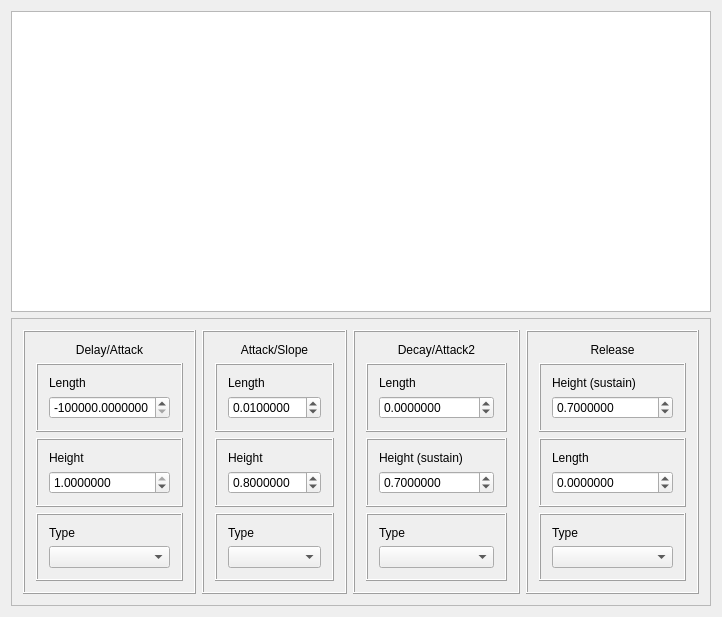
The window that sources/interface/AdsrDialog.ui (linuxmao-org/Frontieres) describes before a commit, drawn with Qt 5.
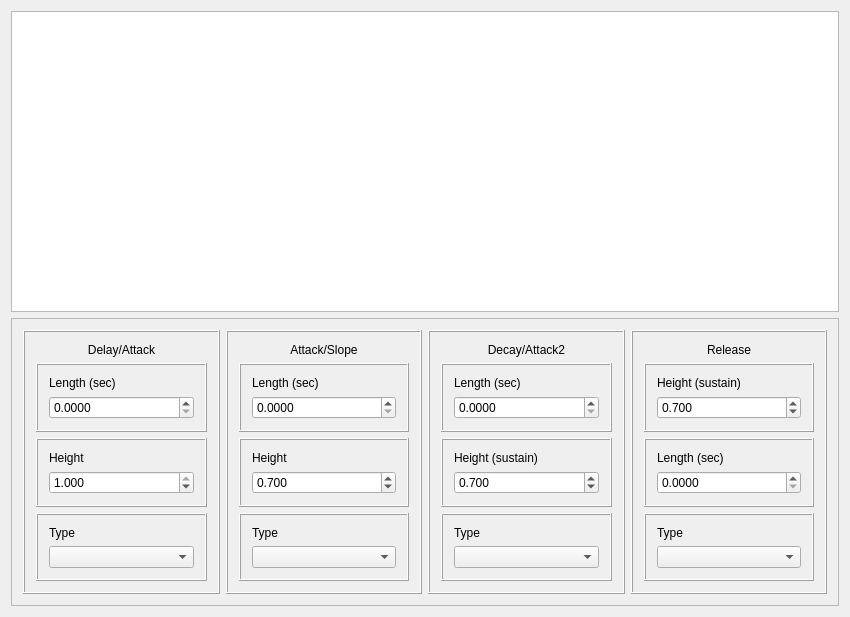
The same window after the commit.

Diff of the .ui file:
```diff
--- a/sources/interface/AdsrDialog.ui
+++ b/sources/interface/AdsrDialog.ui
@@ -6,7 +6,7 @@
    <rect>
     <x>0</x>
     <y>0</y>
-    <width>722</width>
+    <width>850</width>
     <height>617</height>
    </rect>
   </property>
@@ -25,8 +25,248 @@
      <property name="frameShadow">
       <enum>QFrame::Raised</enum>
      </property>
-     <layout class="QHBoxLayout" name="horizontalLayout">
-      <item>
+     <layout class="QGridLayout" name="gridLayout">
+      <item row="1" column="2">
+       <widget class="QFrame" name="frame_param_2">
+        <property name="frameShape">
+         <enum>QFrame::Box</enum>
+        </property>
+        <property name="frameShadow">
+         <enum>QFrame::Raised</enum>
+        </property>
+        <layout class="QVBoxLayout" name="verticalLayout_25">
+         <item>
+          <widget class="QLabel" name="label_Param_2">
+           <property name="text">
+            <string>Attack/Slope</string>
+           </property>
+           <property name="alignment">
+            <set>Qt::AlignCenter</set>
+           </property>
+          </widget>
+         </item>
+         <item>
+          <widget class="QFrame" name="frame_r_2">
+           <property name="frameShape">
+            <enum>QFrame::Box</enum>
+           </property>
+           <property name="frameShadow">
+            <enum>QFrame::Raised</enum>
+           </property>
+           <layout class="QVBoxLayout" name="verticalLayout_26">
+            <item>
+             <widget class="QLabel" name="label_r_2">
+              <property name="text">
+               <string>Length (sec)</string>
+              </property>
+             </widget>
+            </item>
+            <item>
+             <widget class="QDoubleSpinBox" name="doubleSpinBox_r_2">
+              <property name="decimals">
+               <number>4</number>
+              </property>
+              <property name="minimum">
+               <double>0.000000000000000</double>
+              </property>
+              <property name="maximum">
+               <double>100000.000000000000000</double>
+              </property>
+              <property name="singleStep">
+               <double>0.000100000000000</double>
+              </property>
+              <property name="value">
+               <double>0.000000000000000</double>
+              </property>
+             </widget>
+            </item>
+           </layout>
+          </widget>
+         </item>
+         <item>
+          <widget class="QFrame" name="frame_l_2">
+           <property name="frameShape">
+            <enum>QFrame::Box</enum>
+           </property>
+           <property name="frameShadow">
+            <enum>QFrame::Raised</enum>
+           </property>
+           <layout class="QVBoxLayout" name="verticalLayout_27">
+            <item>
+             <widget class="QLabel" name="label_l_2">
+              <property name="text">
+               <string>Height</string>
+              </property>
+             </widget>
+            </item>
+            <item>
+             <widget class="QDoubleSpinBox" name="doubleSpinBox_l_2">
+              <property name="decimals">
+               <number>3</number>
+              </property>
+              <property name="minimum">
+               <double>0.001000000000000</double>
+              </property>
+              <property name="maximum">
+               <double>1.000000000000000</double>
+              </property>
+              <property name="singleStep">
+               <double>0.001000000000000</double>
+              </property>
+              <property name="value">
+               <double>0.700000000000000</double>
+              </property>
+             </widget>
+            </item>
+           </layout>
+          </widget>
+         </item>
+         <item>
+          <widget class="QFrame" name="frame_t_2">
+           <property name="frameShape">
+            <enum>QFrame::Box</enum>
+           </property>
+           <property name="frameShadow">
+            <enum>QFrame::Raised</enum>
+           </property>
+           <layout class="QVBoxLayout" name="verticalLayout_28">
+            <item>
+             <widget class="QLabel" name="label_t_5">
+              <property name="text">
+               <string>Type</string>
+              </property>
+             </widget>
+            </item>
+            <item>
+             <widget class="QComboBox" name="comboBox_t_2"/>
+            </item>
+           </layout>
+          </widget>
+         </item>
+        </layout>
+       </widget>
+      </item>
+      <item row="1" column="4">
+       <widget class="QFrame" name="frame_param_4">
+        <property name="frameShape">
+         <enum>QFrame::Box</enum>
+        </property>
+        <property name="frameShadow">
+         <enum>QFrame::Raised</enum>
+        </property>
+        <layout class="QVBoxLayout" name="verticalLayout_17">
+         <item>
+          <widget class="QLabel" name="label_Param_4">
+           <property name="text">
+            <string>Release</string>
+           </property>
+           <property name="alignment">
+            <set>Qt::AlignCenter</set>
+           </property>
+          </widget>
+         </item>
+         <item>
+          <widget class="QFrame" name="frame_l_4">
+           <property name="frameShape">
+            <enum>QFrame::Box</enum>
+           </property>
+           <property name="frameShadow">
+            <enum>QFrame::Raised</enum>
+           </property>
+           <layout class="QVBoxLayout" name="verticalLayout_18">
+            <item>
+             <widget class="QLabel" name="label_l_4">
+              <property name="text">
+               <string>Height (sustain)</string>
+              </property>
+             </widget>
+            </item>
+            <item>
+             <widget class="QDoubleSpinBox" name="doubleSpinBox_l_4">
+              <property name="decimals">
+               <number>3</number>
+              </property>
+              <property name="minimum">
+               <double>0.001000000000000</double>
+              </property>
+              <property name="maximum">
+               <double>1.000000000000000</double>
+              </property>
+              <property name="singleStep">
+               <double>0.001000000000000</double>
+              </property>
+              <property name="value">
+               <double>0.700000000000000</double>
+              </property>
+             </widget>
+            </item>
+           </layout>
+          </widget>
+         </item>
+         <item>
+          <widget class="QFrame" name="frame_r_4">
+           <property name="frameShape">
+            <enum>QFrame::Box</enum>
+           </property>
+           <property name="frameShadow">
+            <enum>QFrame::Raised</enum>
+           </property>
+           <layout class="QVBoxLayout" name="verticalLayout_19">
+            <item>
+             <widget class="QLabel" name="label_r_4">
+              <property name="text">
+               <string>Length (sec)</string>
+              </property>
+             </widget>
+            </item>
+            <item>
+             <widget class="QDoubleSpinBox" name="doubleSpinBox_r_4">
+              <property name="decimals">
+               <number>4</number>
+              </property>
+              <property name="minimum">
+               <double>0.000000000000000</double>
+              </property>
+              <property name="maximum">
+               <double>100000.000000000000000</double>
+              </property>
+              <property name="singleStep">
+               <double>0.000100000000000</double>
+              </property>
+              <property name="value">
+               <double>0.000000000000000</double>
+              </property>
+             </widget>
+            </item>
+           </layout>
+          </widget>
+         </item>
+         <item>
+          <widget class="QFrame" name="frame_t_4">
+           <property name="frameShape">
+            <enum>QFrame::Box</enum>
+           </property>
+           <property name="frameShadow">
+            <enum>QFrame::Raised</enum>
+           </property>
+           <layout class="QVBoxLayout" name="verticalLayout_20">
+            <item>
+             <widget class="QLabel" name="label_t_4">
+              <property name="text">
+               <string>Type</string>
+              </property>
+             </widget>
+            </item>
+            <item>
+             <widget class="QComboBox" name="comboBox_t_4"/>
+            </item>
+           </layout>
+          </widget>
+         </item>
+        </layout>
+       </widget>
+      </item>
+      <item row="1" column="1">
        <widget class="QFrame" name="frame_param_1">
         <property name="frameShape">
          <enum>QFrame::Box</enum>
@@ -57,26 +297,26 @@
             <item>
              <widget class="QLabel" name="label_r_1">
               <property name="text">
-               <string>Length</string>
+               <string>Length (sec)</string>
               </property>
              </widget>
             </item>
             <item>
              <widget class="QDoubleSpinBox" name="doubleSpinBox_r_1">
               <property name="decimals">
-               <number>7</number>
+               <number>4</number>
               </property>
               <property name="minimum">
-               <double>-100000.000000000000000</double>
+               <double>0.000000000000000</double>
               </property>
               <property name="maximum">
-               <double>10000.000000000000000</double>
+               <double>100000.000000000000000</double>
               </property>
               <property name="singleStep">
                <double>0.000001000000000</double>
               </property>
               <property name="value">
-               <double>-100000.000000000000000</double>
+               <double>0.000000000000000</double>
               </property>
              </widget>
             </item>
@@ -102,10 +342,10 @@
             <item>
              <widget class="QDoubleSpinBox" name="doubleSpinBox_l_1">
               <property name="decimals">
-               <number>7</number>
+               <number>3</number>
               </property>
               <property name="minimum">
-               <double>0.000001000000000</double>
+               <double>0.001000000000000</double>
               </property>
               <property name="maximum">
                <double>1.000000000000000</double>
@@ -146,124 +386,7 @@
         </layout>
        </widget>
       </item>
-      <item>
-       <widget class="QFrame" name="frame_param_2">
-        <property name="frameShape">
-         <enum>QFrame::Box</enum>
-        </property>
-        <property name="frameShadow">
-         <enum>QFrame::Raised</enum>
-        </property>
-        <layout class="QVBoxLayout" name="verticalLayout_9">
-         <item>
-          <widget class="QLabel" name="label_Param_2">
-           <property name="text">
-            <string>Attack/Slope</string>
-           </property>
-           <property name="alignment">
-            <set>Qt::AlignCenter</set>
-           </property>
-          </widget>
-         </item>
-         <item>
-          <widget class="QFrame" name="frame_r_2">
-           <property name="frameShape">
-            <enum>QFrame::Box</enum>
-           </property>
-           <property name="frameShadow">
-            <enum>QFrame::Raised</enum>
-           </property>
-           <layout class="QVBoxLayout" name="verticalLayout_11">
-            <item>
-             <widget class="QLabel" name="label_r_2">
-              <property name="text">
-               <string>Length</string>
-              </property>
-             </widget>
-            </item>
-            <item>
-             <widget class="QDoubleSpinBox" name="doubleSpinBox_r_2">
-              <property name="decimals">
-               <number>7</number>
-              </property>
-              <property name="minimum">
-               <double>0.000001000000000</double>
-              </property>
-              <property name="maximum">
-               <double>1.000000000000000</double>
-              </property>
-              <property name="singleStep">
-               <double>0.000001000000000</double>
-              </property>
-              <property name="value">
-               <double>0.010000000000000</double>
-              </property>
-             </widget>
-            </item>
-           </layout>
-          </widget>
-         </item>
-         <item>
-          <widget class="QFrame" name="frame_l_2">
-           <property name="frameShape">
-            <enum>QFrame::Box</enum>
-           </property>
-           <property name="frameShadow">
-            <enum>QFrame::Raised</enum>
-           </property>
-           <layout class="QVBoxLayout" name="verticalLayout_10">
-            <item>
-             <widget class="QLabel" name="label_l_2">
-              <property name="text">
-               <string>Height</string>
-              </property>
-             </widget>
-            </item>
-            <item>
-             <widget class="QDoubleSpinBox" name="doubleSpinBox_l_2">
-              <property name="decimals">
-               <number>7</number>
-              </property>
-              <property name="maximum">
-               <double>1.000000000000000</double>
-              </property>
-              <property name="singleStep">
-               <double>0.000001000000000</double>
-              </property>
-              <property name="value">
-               <double>0.800000000000000</double>
-              </property>
-             </widget>
-            </item>
-           </layout>
-          </widget>
-         </item>
-         <item>
-          <widget class="QFrame" name="frame_t_2">
-           <property name="frameShape">
-            <enum>QFrame::Box</enum>
-           </property>
-           <property name="frameShadow">
-            <enum>QFrame::Raised</enum>
-           </property>
-           <layout class="QVBoxLayout" name="verticalLayout_12">
-            <item>
-             <widget class="QLabel" name="label_t_2">
-              <property name="text">
-               <string>Type</string>
-              </property>
-             </widget>
-            </item>
-            <item>
-             <widget class="QComboBox" name="comboBox_t_2"/>
-            </item>
-           </layout>
-          </widget>
-         </item>
-        </layout>
-       </widget>
-      </item>
-      <item>
+      <item row="1" column="3">
        <widget class="QFrame" name="frame_param_3">
         <property name="frameShape">
          <enum>QFrame::Box</enum>
@@ -294,20 +417,20 @@
             <item>
              <widget class="QLabel" name="label_r_3">
               <property name="text">
-               <string>Length</string>
+               <string>Length (sec)</string>
               </property>
              </widget>
             </item>
             <item>
              <widget class="QDoubleSpinBox" name="doubleSpinBox_r_3">
               <property name="decimals">
-               <number>7</number>
+               <number>4</number>
               </property>
               <property name="minimum">
-               <double>-10000.000000000000000</double>
+               <double>0.000000000000000</double>
               </property>
               <property name="maximum">
-               <double>10000.000000000000000</double>
+               <double>100000.000000000000000</double>
               </property>
               <property name="singleStep">
                <double>0.000001000000000</double>
@@ -339,7 +462,10 @@
             <item>
              <widget class="QDoubleSpinBox" name="doubleSpinBox_l_3">
               <property name="decimals">
-               <number>7</number>
+               <number>3</number>
+              </property>
+              <property name="minimum">
+               <double>0.001000000000000</double>
               </property>
               <property name="maximum">
                <double>1.000000000000000</double>
@@ -380,126 +506,6 @@
         </layout>
        </widget>
       </item>
-      <item>
-       <widget class="QFrame" name="frame_param_4">
-        <property name="frameShape">
-         <enum>QFrame::Box</enum>
-        </property>
-        <property name="frameShadow">
-         <enum>QFrame::Raised</enum>
-        </property>
-        <layout class="QVBoxLayout" name="verticalLayout_17">
-         <item>
-          <widget class="QLabel" name="label_Param_4">
-           <property name="text">
-            <string>Release</string>
-           </property>
-           <property name="alignment">
-            <set>Qt::AlignCenter</set>
-           </property>
-          </widget>
-         </item>
-         <item>
-          <widget class="QFrame" name="frame_l_4">
-           <property name="frameShape">
-            <enum>QFrame::Box</enum>
-           </property>
-           <property name="frameShadow">
-            <enum>QFrame::Raised</enum>
-           </property>
-           <layout class="QVBoxLayout" name="verticalLayout_18">
-            <item>
-             <widget class="QLabel" name="label_l_4">
-              <property name="text">
-               <string>Height (sustain)</string>
-              </property>
-             </widget>
-            </item>
-            <item>
-             <widget class="QDoubleSpinBox" name="doubleSpinBox_l_4">
-              <property name="decimals">
-               <number>7</number>
-              </property>
-              <property name="minimum">
-               <double>0.000000000000000</double>
-              </property>
-              <property name="maximum">
-               <double>1.000000000000000</double>
-              </property>
-              <property name="singleStep">
-               <double>0.000001000000000</double>
-              </property>
-              <property name="value">
-               <double>0.700000000000000</double>
-              </property>
-             </widget>
-            </item>
-           </layout>
-          </widget>
-         </item>
-         <item>
-          <widget class="QFrame" name="frame_r_4">
-           <property name="frameShape">
-            <enum>QFrame::Box</enum>
-           </property>
-           <property name="frameShadow">
-            <enum>QFrame::Raised</enum>
-           </property>
-           <layout class="QVBoxLayout" name="verticalLayout_19">
-            <item>
-             <widget class="QLabel" name="label_r_4">
-              <property name="text">
-               <string>Length</string>
-              </property>
-             </widget>
-            </item>
-            <item>
-             <widget class="QDoubleSpinBox" name="doubleSpinBox_r_4">
-              <property name="decimals">
-               <number>7</number>
-              </property>
-              <property name="minimum">
-               <double>-100000.000000000000000</double>
-              </property>
-              <property name="maximum">
-               <double>100000.000000000000000</double>
-              </property>
-              <property name="singleStep">
-               <double>0.000001000000000</double>
-              </property>
-              <property name="value">
-               <double>0.000000000000000</double>
-              </property>
-             </widget>
-            </item>
-           </layout>
-          </widget>
-         </item>
-         <item>
-          <widget class="QFrame" name="frame_t_4">
-           <property name="frameShape">
-            <enum>QFrame::Box</enum>
-           </property>
-           <property name="frameShadow">
-            <enum>QFrame::Raised</enum>
-           </property>
-           <layout class="QVBoxLayout" name="verticalLayout_20">
-            <item>
-             <widget class="QLabel" name="label_t_4">
-              <property name="text">
-               <string>Type</string>
-              </property>
-             </widget>
-            </item>
-            <item>
-             <widget class="QComboBox" name="comboBox_t_4"/>
-            </item>
-           </layout>
-          </widget>
-         </item>
-        </layout>
-       </widget>
-      </item>
      </layout>
     </widget>
    </item>
```
Left out of the diff: 8 changed lines with no effect on the pictures.
